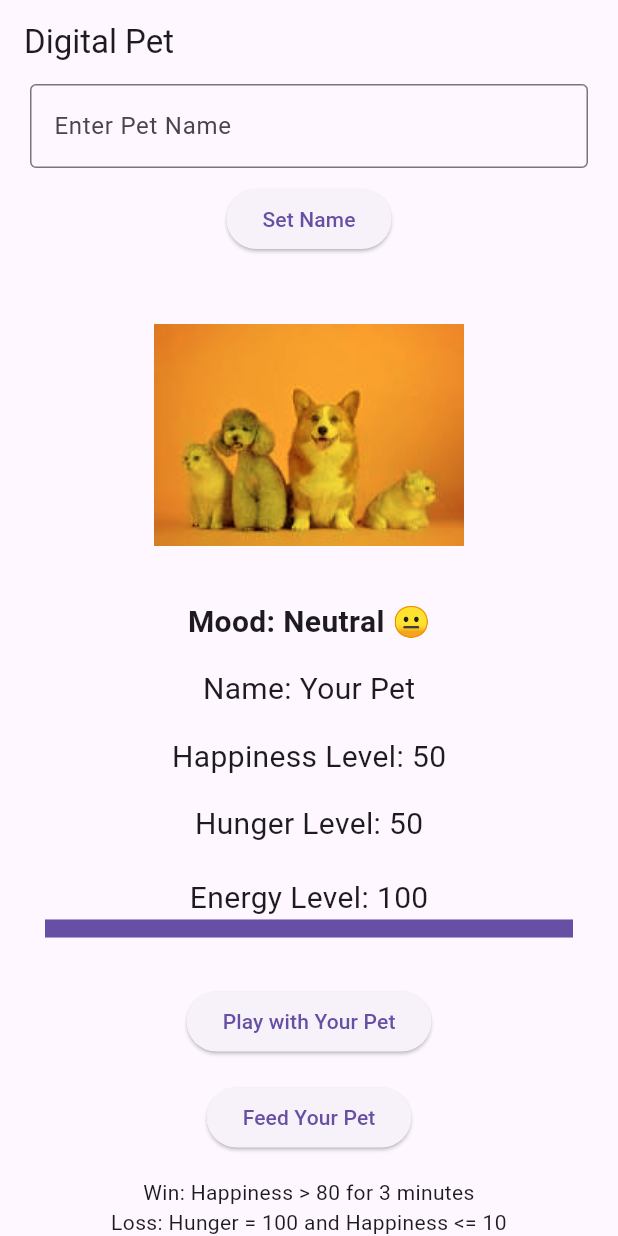
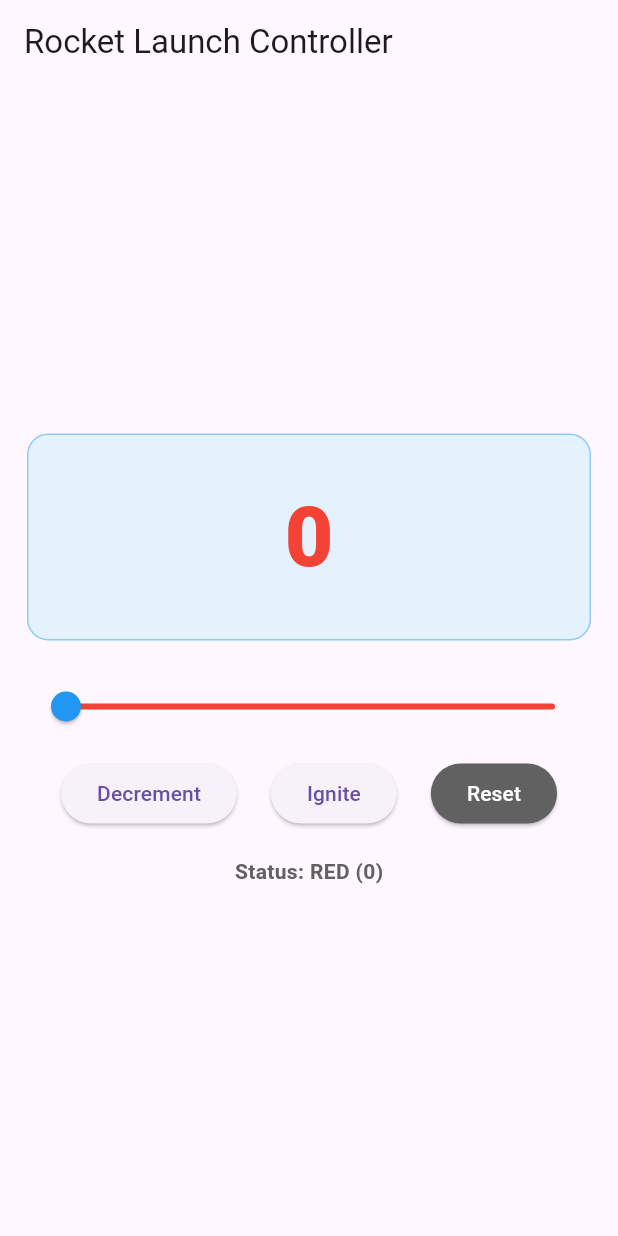
Before and after one commit to japrozs/mad, a Flutter app: the screen it shows after launch, on a phone screen of 412 x 824 dp. Run offline on Flutter 3.47's test engine with Material 3 defaults, Android fonts, the phone set to English and light mode, and no system bars.

Commit message:
in-class-activity-6 solution

```diff
--- a/lib/main.dart
+++ b/lib/main.dart
@@ -1,319 +1,176 @@
-// lib/main.dart
-// In-Class Activity #5: Digital Pet App
-// Name: Japroz Singh (jsaini, #002753343)
+/*
+  Author: Japroz Singh Saini
+*/
 
-import 'dart:async';
 import 'package:flutter/material.dart';
 
-void main() {
-  runApp(MaterialApp(debugShowCheckedModeBanner: false, home: DigitalPetApp()));
-}
+void main() => runApp(const MyApp());
 
-class DigitalPetApp extends StatefulWidget {
-  @override
-  _DigitalPetAppState createState() => _DigitalPetAppState();
-}
-
-class _DigitalPetAppState extends State<DigitalPetApp> {
-  String petName = "Your Pet";
-  int happinessLevel = 50;
-  int hungerLevel = 50;
-
-  TextEditingController nameController = TextEditingController();
-
-  // auto hunger timer
-  Timer? hungerTimer;
-  // win timer tracking
-  Timer? winCheckTimer;
-  int happySeconds = 0;
+class MyApp extends StatelessWidget {
+  const MyApp({super.key});
 
   @override
-  void initState() {
-    super.initState();
-
-    // auto increase hunger
-    hungerTimer = Timer.periodic(Duration(seconds: 30), (timer) {
-      setState(() {
-        hungerLevel += 5;
-
-        if (hungerLevel > 100) hungerLevel = 100;
-
-        // if super hungry, decrement happiness
-        if (hungerLevel == 100) {
-          happinessLevel -= 10;
-          if (happinessLevel < 0) happinessLevel = 0;
-        }
-      });
-
-      _checkWinLoss();
-    });
-
-    // check win condition every 1 second
-    winCheckTimer = Timer.periodic(Duration(seconds: 1), (timer) {
-      if (happinessLevel > 80) {
-        happySeconds++;
-      } else {
-        happySeconds = 0;
-      }
-
-      // 3 minutes = 180 seconds
-      if (happySeconds >= 180) {
-        _showWinDialog();
-        happySeconds = 0;
-      }
-    });
-  }
-
-  @override
-  void dispose() {
-    hungerTimer?.cancel();
-    winCheckTimer?.cancel();
-    nameController.dispose();
-    super.dispose();
-  }
-
-  // color change
-  Color _moodColor(int happiness) {
-    if (happiness > 70) {
-      return Colors.green;
-    } else if (happiness >= 30) {
-      return Colors.yellow;
-    } else {
-      return Colors.red;
+  Widget build(BuildContext context) {
+    return MaterialApp(
+      title: 'Rocket Launch Controller',
+      theme: ThemeData(primarySwatch: Colors.blue),
+      home: const LaunchController(),
+      debugShowCheckedModeBanner: false,
+    );
   }
 }
 
-  String _moodText(int happiness) {
-    if (happiness > 70) return "Happy 😄";
-    if (happiness >= 30) return "Neutral 😐";
-    return "Unhappy 😢";
+class LaunchController extends StatefulWidget {
+  const LaunchController({super.key});
+
+  @override
+  State<LaunchController> createState() => _LaunchControllerState();
 }
 
-  void _playWithPet() {
+class _LaunchControllerState extends State<LaunchController> {
+  int _counter = 0;
+  bool _didShowLiftoffPopupForThisReach = false;
+
+  int _clampCounter(int value) {
+    if (value < 0) return 0;
+    if (value > 100) return 100;
+    return value;
+  }
+
+  Color _statusColorFor(int value) {
+    if (value == 0) return Colors.red;
+    if (value <= 50) return Colors.orange;
+    return Colors.green;
+  }
+
+  Future<void> _showLiftoffDialog() async {
+    if (!mounted) return;
+
+    await showDialog<void>(
+      context: context,
+      builder: (ctx) => AlertDialog(
+        title: const Text('🚀 Launch Successful!'),
+        content: const Text('LIFTOFF! The rocket has reached full fuel (100).'),
+        actions: [
+          TextButton(
+            onPressed: () => Navigator.of(ctx).pop(),
+            child: const Text('OK'),
+          ),
+        ],
+      ),
+    );
+  }
+
+  void _setCounter(int newValue) {
+    final int clamped = _clampCounter(newValue);
+    if (clamped != 100 && _didShowLiftoffPopupForThisReach) {
+      _didShowLiftoffPopupForThisReach = false;
+    }
+
     setState(() {
-      happinessLevel += 10;
-      if (happinessLevel > 100) happinessLevel = 100;
-
-      _updateHunger();
+      _counter = clamped;
     });
 
-    _checkWinLoss();
-  }
-
-  void _feedPet() {
-    setState(() {
-      hungerLevel -= 10;
-      if (hungerLevel < 0) hungerLevel = 0;
-
-      _updateHappiness();
+    if (_counter == 100 && !_didShowLiftoffPopupForThisReach) {
+      _didShowLiftoffPopupForThisReach = true;
+      WidgetsBinding.instance.addPostFrameCallback((_) {
+        _showLiftoffDialog();
       });
-
-    _checkWinLoss();
-  }
-
-  void _updateHappiness() {
-    if (hungerLevel < 30) {
-      happinessLevel -= 20;
-    } else {
-      happinessLevel += 10;
-    }
-
-    if (happinessLevel > 100) happinessLevel = 100;
-    if (happinessLevel < 0) happinessLevel = 0;
-  }
-
-  void _updateHunger() {
-    setState(() {
-      hungerLevel += 5;
-      if (hungerLevel > 100) {
-        hungerLevel = 100;
-        happinessLevel -= 20;
-        if (happinessLevel < 0) happinessLevel = 0;
-      }
-    });
-  }
-
-  void _setName() {
-    setState(() {
-      if (nameController.text.trim().isNotEmpty) {
-        petName = nameController.text.trim();
-      }
-    });
-  }
-
-  void _checkWinLoss() {
-    if (hungerLevel >= 100 && happinessLevel <= 10) {
-      _showGameOverDialog();
     }
   }
 
-  void _showGameOverDialog() {
-    hungerTimer?.cancel();
-    winCheckTimer?.cancel();
+  void _ignite() => _setCounter(_counter + 1);
 
-    showDialog(
-      context: context,
-      barrierDismissible: false,
-      builder: (context) {
-        return AlertDialog(
-          title: Text("Game Over"),
-          content: Text(
-            "Your pet is too hungry and unhappy! 😭\n\n"
-            "Hunger: $hungerLevel\nHappiness: $happinessLevel",
-          ),
-          actions: [
-            TextButton(
-              onPressed: () {
-                Navigator.pop(context);
-              },
-              child: Text("OK"),
-            ),
-          ],
-        );
-      },
-    );
-  }
+  void _decrement() => _setCounter(_counter - 1);
 
-  void _showWinDialog() {
-    hungerTimer?.cancel();
-    winCheckTimer?.cancel();
-
-    showDialog(
-      context: context,
-      barrierDismissible: false,
-      builder: (context) {
-        return AlertDialog(
-          title: Text("You Win! 🎉"),
-          content: Text(
-            "You kept happiness above 80 for 3 minutes!\n\n"
-            "Great job taking care of $petName!",
-          ),
-          actions: [
-            TextButton(
-              onPressed: () {
-                Navigator.pop(context);
-              },
-              child: Text("OK"),
-            ),
-          ],
-        );
-      },
-    );
-  }
-
-  int energyLevel = 100;
-
-  void _useEnergy(int amount) {
-    setState(() {
-      energyLevel -= amount;
-      if (energyLevel < 0) energyLevel = 0;
-    });
-  }
-
-  void _gainEnergy(int amount) {
-    setState(() {
-      energyLevel += amount;
-      if (energyLevel > 100) energyLevel = 100;
-    });
-  }
-
-  void _playWithEnergy() {
-    _useEnergy(10);
-    _playWithPet();
-  }
-
-  void _feedWithEnergy() {
-    _gainEnergy(5);
-    _feedPet();
-  }
+  void _reset() => _setCounter(0);
 
   @override
   Widget build(BuildContext context) {
+    final Color statusColor = _statusColorFor(_counter);
+
     return Scaffold(
-      appBar: AppBar(title: Text('Digital Pet')),
-      body: Center(
-        child: SingleChildScrollView(
+      appBar: AppBar(title: const Text('Rocket Launch Controller')),
+      body: Padding(
+        padding: const EdgeInsets.all(18.0),
         child: Column(
           mainAxisAlignment: MainAxisAlignment.center,
-            children: <Widget>[
-              Padding(
-                padding: const EdgeInsets.symmetric(horizontal: 20.0),
-                child: TextField(
-                  controller: nameController,
-                  decoration: InputDecoration(
-                    labelText: "Enter Pet Name",
-                    border: OutlineInputBorder(),
+          children: [
+            // Display panel
+            Center(
+              child: Container(
+                width: double.infinity,
+                padding: const EdgeInsets.symmetric(vertical: 28),
+                decoration: BoxDecoration(
+                  color: Colors.blue.shade50,
+                  borderRadius: BorderRadius.circular(14),
+                  border: Border.all(color: Colors.blue.shade200),
+                ),
+                child: Center(
+                  child: Text(
+                    _counter == 100 ? 'LIFTOFF!' : '$_counter',
+                    style: TextStyle(
+                      fontSize: _counter == 100 ? 44 : 56,
+                      fontWeight: FontWeight.w800,
+                      color: statusColor,
+                      letterSpacing: 1.2,
                     ),
                   ),
                 ),
-              SizedBox(height: 10),
-              ElevatedButton(onPressed: _setName, child: Text("Set Name")),
-
-              SizedBox(height: 20),
-
-              ColorFiltered(
-                colorFilter: ColorFilter.mode(
-                  _moodColor(happinessLevel),
-                  BlendMode.modulate,
-                ),
-                child: Image.asset('assets/pet_image.png', height: 200),
-              ),
-
-              SizedBox(height: 10),
-
-              Text(
-                "Mood: ${_moodText(happinessLevel)}",
-                style: TextStyle(fontSize: 20.0, fontWeight: FontWeight.bold),
-              ),
-
-              SizedBox(height: 16.0),
-              Text('Name: $petName', style: TextStyle(fontSize: 20.0)),
-              SizedBox(height: 16.0),
-              Text(
-                'Happiness Level: $happinessLevel',
-                style: TextStyle(fontSize: 20.0),
-              ),
-              SizedBox(height: 16.0),
-              Text(
-                'Hunger Level: $hungerLevel',
-                style: TextStyle(fontSize: 20.0),
-              ),
-
-              SizedBox(height: 20),
-
-              Text(
-                'Energy Level: $energyLevel',
-                style: TextStyle(fontSize: 20.0),
-              ),
-              Padding(
-                padding: const EdgeInsets.symmetric(horizontal: 30.0),
-                child: LinearProgressIndicator(
-                  value: energyLevel / 100,
-                  minHeight: 12,
               ),
             ),
 
-              SizedBox(height: 32.0),
+            const SizedBox(height: 20),
 
-              ElevatedButton(
-                onPressed: _playWithEnergy,
-                child: Text('Play with Your Pet'),
-              ),
-              SizedBox(height: 16.0),
-              ElevatedButton(
-                onPressed: _feedWithEnergy,
-                child: Text('Feed Your Pet'),
+            Slider(
+              min: 0,
+              max: 100,
+              divisions: 100,
+              value: _counter.toDouble(),
+              onChanged: (double value) {
+                _setCounter(value.toInt());
+              },
+              activeColor: Colors.blue,
+              inactiveColor: Colors.red,
             ),
 
-              SizedBox(height: 16),
+            const SizedBox(height: 10),
+            Row(
+              mainAxisAlignment: MainAxisAlignment.spaceEvenly,
+              children: [
+                ElevatedButton(
+                  onPressed: _decrement,
+                  child: const Text('Decrement'),
+                ),
+                ElevatedButton(onPressed: _ignite, child: const Text('Ignite')),
+                ElevatedButton(
+                  onPressed: _reset,
+                  style: ElevatedButton.styleFrom(
+                    backgroundColor: Colors.grey.shade700,
+                    foregroundColor: Colors.white,
+                  ),
+                  child: const Text('Reset'),
+                ),
+              ],
+            ),
+
+            const SizedBox(height: 18),
 
             Text(
-                "Win: Happiness > 80 for 3 minutes\nLoss: Hunger = 100 and Happiness <= 10",
-                textAlign: TextAlign.center,
+              'Status: ${_counter == 0
+                  ? "RED (0)"
+                  : _counter <= 50
+                  ? "ORANGE (1–50)"
+                  : _counter < 100
+                  ? "GREEN (51–99)"
+                  : "LIFTOFF (100)"}',
+              style: TextStyle(
+                fontSize: 14,
+                color: Colors.grey.shade700,
+                fontWeight: FontWeight.w600,
               ),
-              SizedBox(height: 20),
+            ),
           ],
-          ),
         ),
       ),
     );
```
Lines whose indentation alone changed are shown as unchanged.
